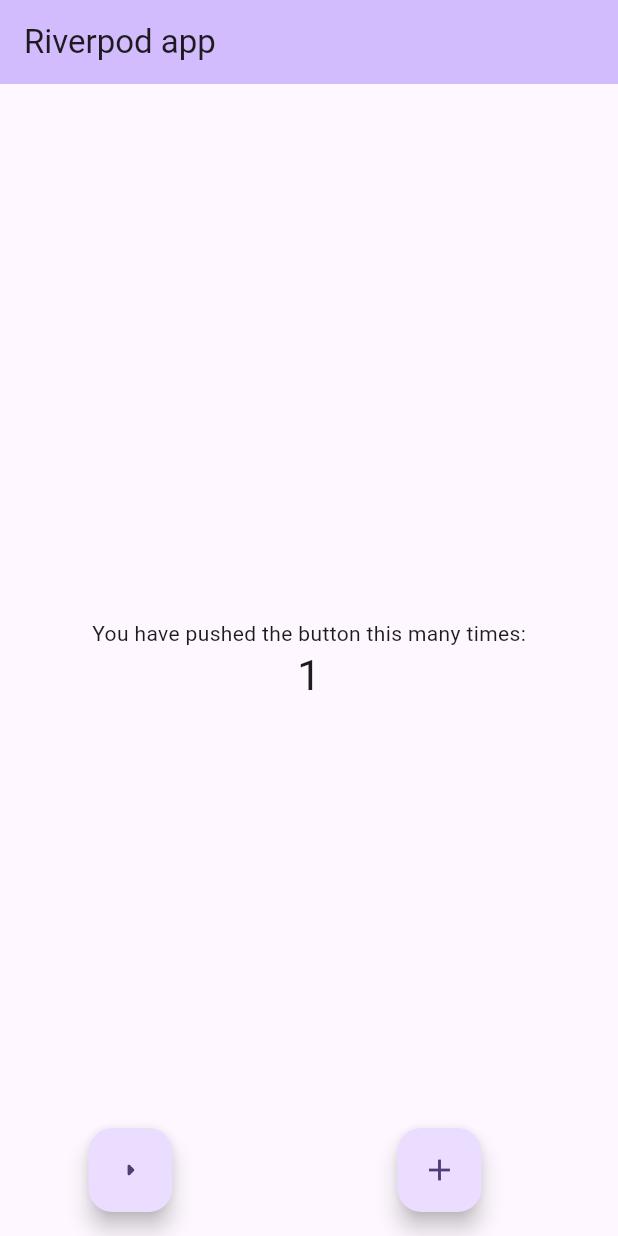
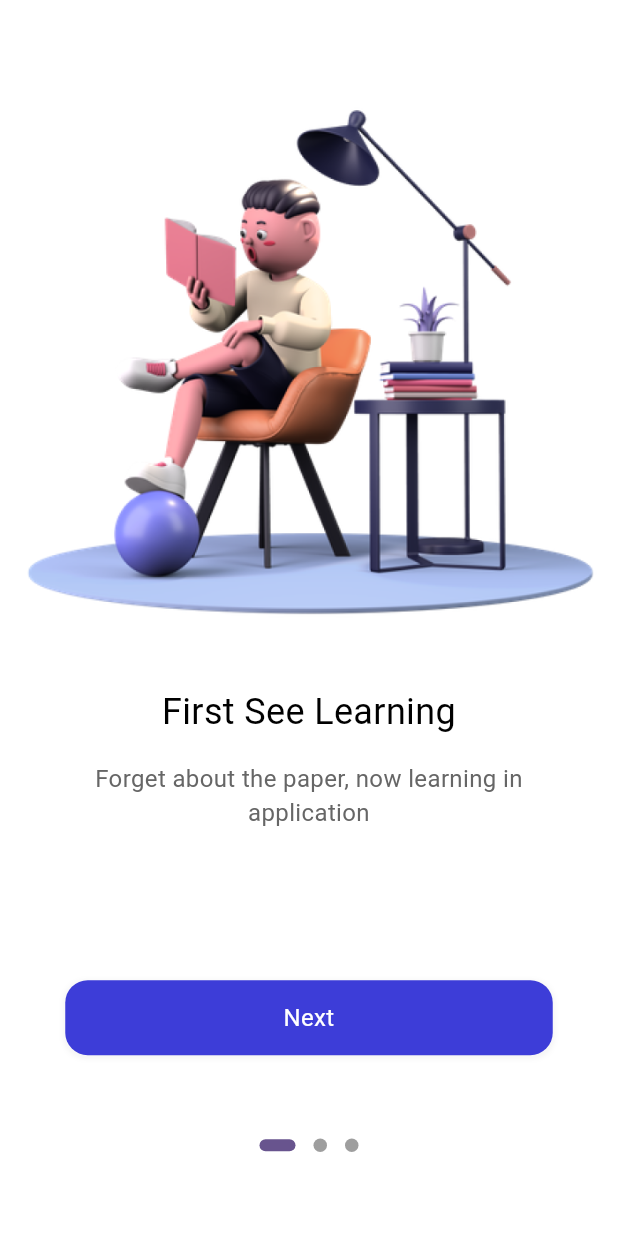
Before and after one commit to codingguh/courseguh-flutter-riverpod, a Flutter app: the screen it shows after launch, on a phone screen of 412 x 824 dp. Run offline on Flutter 3.47's test engine with Material 3 defaults, Android fonts, the phone set to English and light mode, and no system bars; drawn by our look-alikes of dots_indicator; our stand-ins replace flutter_riverpod, flutter_screenutil.

Commit message:
riverpod 2.0

```diff
--- /dev/null
+++ b/lib/common/widgets/widgets.dart
@@ -0,0 +1,44 @@
+import 'package:courseguh/common/widgets/app_shadow.dart';
+import 'package:courseguh/common/widgets/text_widget.dart';
+import 'package:flutter/material.dart';
+
+Widget appOnBoardingScreen(PageController controller,
+    {String imagePath = "assets/images/reading.png",
+    String title = "",
+    String subTitle = "",
+    int index = 0}) {
+  return Column(
+    children: [
+      Image.asset(
+        imagePath,
+        fit: BoxFit.fitWidth,
+      ),
+      Container(
+          margin: const EdgeInsets.only(top: 15),
+          child: text24Normal(text: title)),
+      Container(
+          margin: const EdgeInsets.only(top: 16),
+          padding: const EdgeInsets.only(left: 30, right: 30),
+          child: text16Normal(text: subTitle)),
+      _nextButton(index, controller)
+    ],
+  );
+}
+
+Widget _nextButton(int index, PageController controller) {
+  return GestureDetector(
+    onTap: () {
+      if (index < 3) {
+        controller.animateToPage(index,
+            duration: const Duration(milliseconds: 300), curve: Curves.linear);
+      }
+    },
+    child: Container(
+      width: 325,
+      height: 50,
+      margin: const EdgeInsets.only(top: 100, left: 25, right: 25),
+      decoration: appBoxShadow(),
+      child: Center(child: text16Normal(text: "Next", color: Colors.white)),
+    ),
+  );
+}
--- a/lib/main.dart
+++ b/lib/main.dart
@@ -1,5 +1,7 @@
+import 'package:courseguh/screens/welcome/welcome.dart';
 import 'package:flutter/material.dart';
 import 'package:flutter_riverpod/flutter_riverpod.dart';
+import 'package:flutter_screenutil/flutter_screenutil.dart';
 
 void main() {
   runApp(const ProviderScope(child: MyApp()));
@@ -10,13 +12,16 @@ class MyApp extends StatelessWidget {
 
   @override
   Widget build(BuildContext context) {
-    return MaterialApp(
-        title: 'Flutter Demo',
-        theme: ThemeData(
-          colorScheme: ColorScheme.fromSeed(seedColor: Colors.deepPurple),
-          useMaterial3: true,
-        ),
-        home: const MyHomePage());
+    return ScreenUtilInit(
+      designSize: Size(375, 812),
+      child: MaterialApp(
+          title: 'Flutter Demo',
+          theme: ThemeData(
+            colorScheme: ColorScheme.fromSeed(seedColor: Colors.deepPurple),
+            useMaterial3: true,
+          ),
+          home: Welcome()),
+    );
   }
 }
 
--- /dev/null
+++ b/lib/screens/welcome/welcome.dart
@@ -0,0 +1,79 @@
+import 'package:courseguh/common/widgets/widgets.dart';
+import 'package:dots_indicator/dots_indicator.dart';
+import 'package:flutter/material.dart';
+import 'package:flutter_riverpod/flutter_riverpod.dart';
+import 'package:flutter_screenutil/flutter_screenutil.dart';
+
+final indexProvider = StateProvider<int>((ref) => 0);
+
+class Welcome extends ConsumerWidget {
+  Welcome({Key? key}) : super(key: key);
+
+  final PageController _controller = PageController();
+  int dotsIndex = 0;
+
+  @override
+  Widget build(BuildContext context, WidgetRef ref) {
+    final index = ref.watch(indexProvider);
+
+    return Container(
+      color: Colors.white,
+      child: SafeArea(
+        child: Scaffold(
+          backgroundColor: Colors.white,
+          body: Container(
+            margin: EdgeInsets.only(top: 30.h),
+            child: Stack(
+              alignment: Alignment.topCenter,
+              children: [
+                //showing our three welcome page
+                PageView(
+                  controller: _controller,
+                  scrollDirection: Axis.horizontal,
+                  onPageChanged: (value) {
+                    dotsIndex = value;
+                    ref.read(indexProvider.notifier).state = value;
+                  },
+                  children: [
+                    appOnBoardingScreen(_controller,
+                        imagePath: "assets/images/reading.png",
+                        title: "First See Learning",
+                        subTitle:
+                            "Forget about the paper, now learning in application",
+                        index: 1),
+                    appOnBoardingScreen(_controller,
+                        imagePath: "assets/images/man.png",
+                        title: "Connect with everyone",
+                        subTitle:
+                            "Always keep in touch with your tutor and froends.Let's get connected",
+                        index: 2),
+                    appOnBoardingScreen(_controller,
+                        imagePath: "assets/images/boy.png",
+                        title: "Always Facinated Learning",
+                        subTitle:
+                            "Anywhere, anytime, The time is at your disretion. So study whereever you can ",
+                        index: 3),
+                  ],
+                ),
+                //for showing dots indicator
+                Positioned(
+                  bottom: 50,
+                  child: DotsIndicator(
+                    position: index,
+                    dotsCount: 3,
+                    mainAxisAlignment: MainAxisAlignment.center,
+                    decorator: DotsDecorator(
+                        activeSize: const Size(24.0, 8.0),
+                        size: const Size.square(9.0),
+                        activeShape: RoundedRectangleBorder(
+                            borderRadius: BorderRadius.circular(5.w))),
+                  ),
+                )
+              ],
+            ),
+          ),
+        ),
+      ),
+    );
+  }
+}
```
Also changed, not shown: lib/common/utils/app_colors.dart (added, +26 -0 lines), lib/common/widgets/app_shadow.dart (added, +19 -0 lines), lib/common/widgets/text_widget.dart (added, +21 -0 lines), pubspec.yaml (+8 -7 lines), pubspec.lock, 1 other file.
